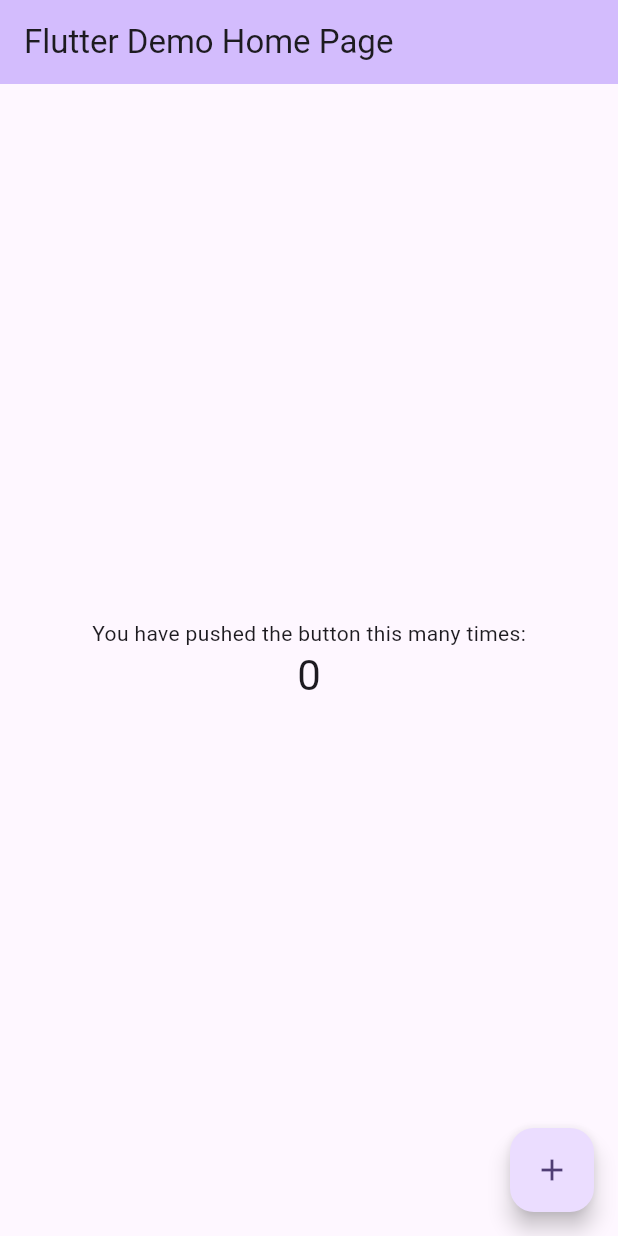
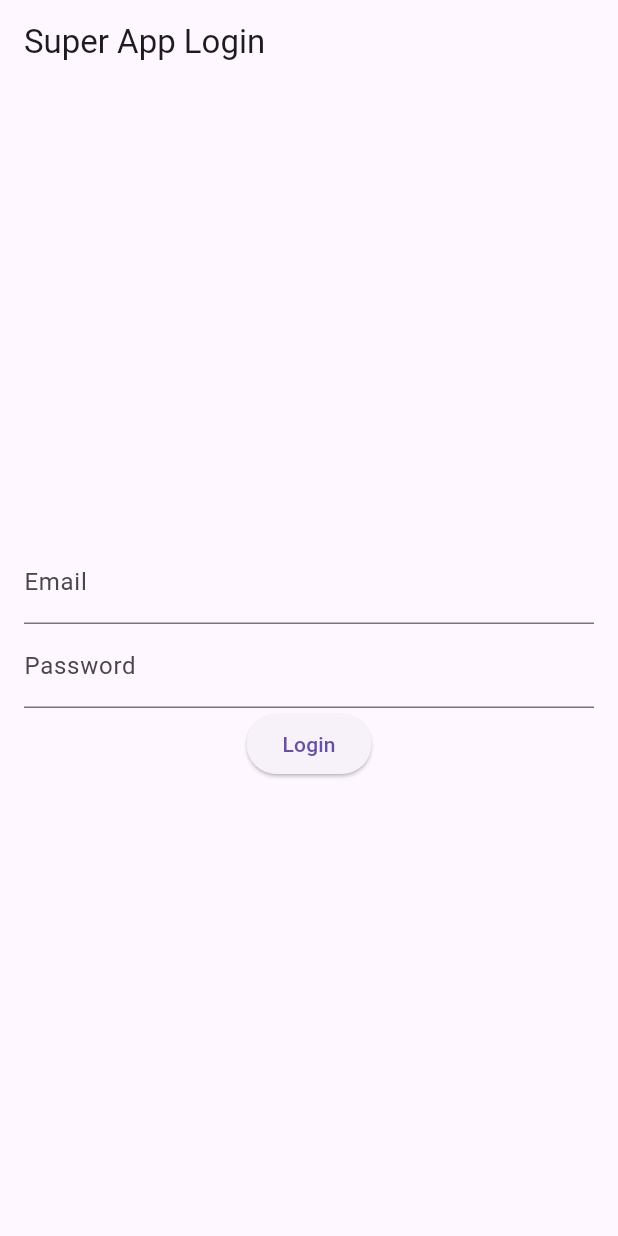
Before and after one commit to nutthaphon/flutter_superapp2, a Flutter app: the screen it shows after launch, on a phone screen of 412 x 824 dp. Run offline on Flutter 3.47's test engine with Material 3 defaults, Android fonts, the phone set to English and light mode, and no system bars; our stand-ins replace firebase_auth, firebase_core; accounts and stored records are empty.

Commit message:
Completed, To use shared authentication state (Firebase Auth Token) between super-app and mini-app.

```diff
--- /dev/null
+++ b/lib/SuperAppLogin.dart
@@ -0,0 +1,62 @@
+import 'package:flutter/material.dart';
+import 'package:firebase_auth/firebase_auth.dart';
+import 'SuperAppHome.dart';
+
+class SuperAppLogin extends StatefulWidget {
+  @override
+  _SuperAppLoginState createState() => _SuperAppLoginState();
+}
+
+class _SuperAppLoginState extends State<SuperAppLogin> {
+  final FirebaseAuth _auth = FirebaseAuth.instance;
+  final TextEditingController _emailController = TextEditingController();
+  final TextEditingController _passwordController = TextEditingController();
+
+  void _signInWithEmailAndPassword() async {
+    try {
+      final User? user = (await _auth.signInWithEmailAndPassword(
+        email: _emailController.text,
+        password: _passwordController.text,
+      )).user;
+
+      if (user != null) {
+        // On successful login, launch mini-app
+        Navigator.push(
+          context,
+          MaterialPageRoute(builder: (context) => SuperAppHome(user: user)),
+        );
+      }
+    } catch (e) {
+      print("Error signing in: $e");
+      // Handle errors or notify user
+    }
+  }
+
+  @override
+  Widget build(BuildContext context) {
+    return Scaffold(
+      appBar: AppBar(title: Text('Super App Login')),
+      body: Padding(
+        padding: EdgeInsets.all(16),
+        child: Column(
+          mainAxisAlignment: MainAxisAlignment.center,
+          children: [
+            TextField(
+              controller: _emailController,
+              decoration: InputDecoration(labelText: 'Email'),
+            ),
+            TextField(
+              controller: _passwordController,
+              decoration: InputDecoration(labelText: 'Password'),
+              obscureText: true,
+            ),
+            ElevatedButton(
+              onPressed: _signInWithEmailAndPassword,
+              child: Text('Login'),
+            ),
+          ],
+        ),
+      ),
+    );
+  }
+}
--- a/lib/main.dart
+++ b/lib/main.dart
@@ -1,125 +1,40 @@
 import 'package:flutter/material.dart';
+import 'package:firebase_core/firebase_core.dart';
+import 'package:firebase_auth/firebase_auth.dart';
+import 'SuperAppLogin.dart';
+import 'SuperAppHome.dart';
 
-void main() {
-  runApp(const MyApp());
+void main() async {
+  WidgetsFlutterBinding.ensureInitialized();
+  await Firebase.initializeApp();
+  runApp(MyApp());
 }
 
 class MyApp extends StatelessWidget {
-  const MyApp({super.key});
-
-  // This widget is the root of your application.
   @override
   Widget build(BuildContext context) {
     return MaterialApp(
-      title: 'Flutter Demo',
+      title: 'Super App with Mini-App',
       theme: ThemeData(
-        // This is the theme of your application.
-        //
-        // TRY THIS: Try running your application with "flutter run". You'll see
-        // the application has a purple toolbar. Then, without quitting the app,
-        // try changing the seedColor in the colorScheme below to Colors.green
-        // and then invoke "hot reload" (save your changes or press the "hot
-        // reload" button in a Flutter-supported IDE, or press "r" if you used
-        // the command line to start the app).
-        //
-        // Notice that the counter didn't reset back to zero; the application
-        // state is not lost during the reload. To reset the state, use hot
-        // restart instead.
-        //
-        // This works for code too, not just values: Most code changes can be
-        // tested with just a hot reload.
-        colorScheme: ColorScheme.fromSeed(seedColor: Colors.deepPurple),
-        useMaterial3: true,
+        primarySwatch: Colors.blue,
       ),
-      home: const MyHomePage(title: 'Flutter Demo Home Page'),
+      home: StreamBuilder<User?>(
+        stream: FirebaseAuth.instance.authStateChanges(),
+        builder: (context, snapshot) {
+          if (snapshot.connectionState == ConnectionState.active) {
+            User? user = snapshot.data;
+            if (user == null) {
+              return SuperAppLogin();
+            }
+            return SuperAppHome(user: user);
+          }
+          return Scaffold(
+            body: Center(
+              child: CircularProgressIndicator(),
+            ),
+          );
+        },
+      ),
     );
   }
 }
-
-class MyHomePage extends StatefulWidget {
-  const MyHomePage({super.key, required this.title});
-
-  // This widget is the home page of your application. It is stateful, meaning
-  // that it has a State object (defined below) that contains fields that affect
-  // how it looks.
-
-  // This class is the configuration for the state. It holds the values (in this
-  // case the title) provided by the parent (in this case the App widget) and
-  // used by the build method of the State. Fields in a Widget subclass are
-  // always marked "final".
-
-  final String title;
-
-  @override
-  State<MyHomePage> createState() => _MyHomePageState();
-}
-
-class _MyHomePageState extends State<MyHomePage> {
-  int _counter = 0;
-
-  void _incrementCounter() {
-    setState(() {
-      // This call to setState tells the Flutter framework that something has
-      // changed in this State, which causes it to rerun the build method below
-      // so that the display can reflect the updated values. If we changed
-      // _counter without calling setState(), then the build method would not be
-      // called again, and so nothing would appear to happen.
-      _counter++;
-    });
-  }
-
-  @override
-  Widget build(BuildContext context) {
-    // This method is rerun every time setState is called, for instance as done
-    // by the _incrementCounter method above.
-    //
-    // The Flutter framework has been optimized to make rerunning build methods
-    // fast, so that you can just rebuild anything that needs updating rather
-    // than having to individually change instances of widgets.
-    return Scaffold(
-      appBar: AppBar(
-        // TRY THIS: Try changing the color here to a specific color (to
-        // Colors.amber, perhaps?) and trigger a hot reload to see the AppBar
-        // change color while the other colors stay the same.
-        backgroundColor: Theme.of(context).colorScheme.inversePrimary,
-        // Here we take the value from the MyHomePage object that was created by
-        // the App.build method, and use it to set our appbar title.
-        title: Text(widget.title),
-      ),
-      body: Center(
-        // Center is a layout widget. It takes a single child and positions it
-        // in the middle of the parent.
-        child: Column(
-          // Column is also a layout widget. It takes a list of children and
-          // arranges them vertically. By default, it sizes itself to fit its
-          // children horizontally, and tries to be as tall as its parent.
-          //
-          // Column has various properties to control how it sizes itself and
-          // how it positions its children. Here we use mainAxisAlignment to
-          // center the children vertically; the main axis here is the vertical
-          // axis because Columns are vertical (the cross axis would be
-          // horizontal).
-          //
-          // TRY THIS: Invoke "debug painting" (choose the "Toggle Debug Paint"
-          // action in the IDE, or press "p" in the console), to see the
-          // wireframe for each widget.
-          mainAxisAlignment: MainAxisAlignment.center,
-          children: <Widget>[
-            const Text(
-              'You have pushed the button this many times:',
-            ),
-            Text(
-              '$_counter',
-              style: Theme.of(context).textTheme.headlineMedium,
-            ),
-          ],
-        ),
-      ),
-      floatingActionButton: FloatingActionButton(
-        onPressed: _incrementCounter,
-        tooltip: 'Increment',
-        child: const Icon(Icons.add),
-      ), // This trailing comma makes auto-formatting nicer for build methods.
-    );
-  }
-}
--- a/pubspec.yaml
+++ b/pubspec.yaml
@@ -36,6 +36,7 @@ dependencies:
   # Use with the CupertinoIcons class for iOS style icons.
   cupertino_icons: ^1.0.6
   firebase_core: ^2.30.1
+  firebase_auth: ^4.19.4
 
 dev_dependencies:
   flutter_test:
```
Also changed, not shown: lib/MiniAppLauncher.dart (added, +27 -0 lines), lib/SuperAppHome.dart (added, +51 -0 lines), pubspec.lock, 3 other files.
